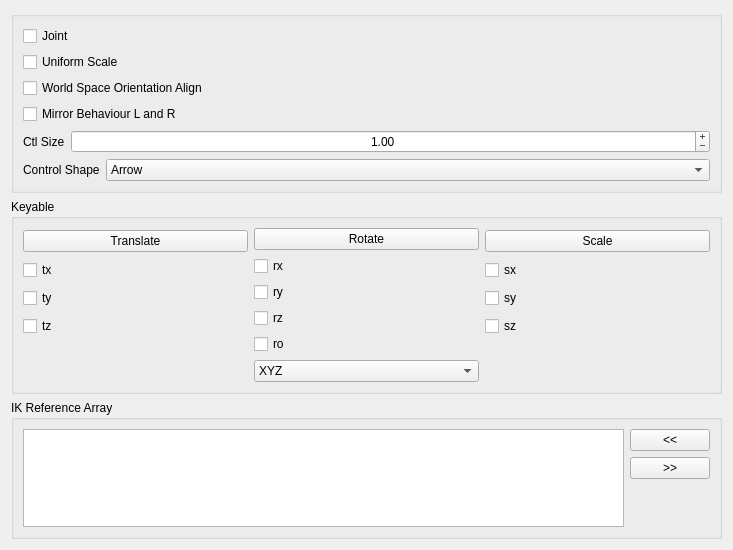
mgear-dev/mgear4, file release/scripts/mgear/shifter_classic_components/control_01/settingsUI.ui: the form before one commit.
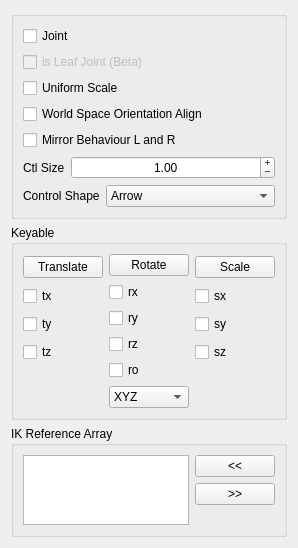
The form after the commit.

Commit message: Shifter: Control_01 add option to skip control creation "is leaf joint" closes #37

```diff
--- a/release/scripts/mgear/shifter_classic_components/control_01/settingsUI.ui
+++ b/release/scripts/mgear/shifter_classic_components/control_01/settingsUI.ui
@@ -6,8 +6,8 @@
    <rect>
     <x>0</x>
     <y>0</y>
-    <width>733</width>
-    <height>550</height>
+    <width>283</width>
+    <height>482</height>
    </rect>
   </property>
   <property name="windowTitle">
@@ -29,6 +29,19 @@
           </property>
          </widget>
         </item>
+        <item>
+         <widget class="QCheckBox" name="leafJoint_checkBox">
+          <property name="enabled">
+           <bool>false</bool>
+          </property>
+          <property name="toolTip">
+           <string>&lt;html&gt;&lt;head/&gt;&lt;body&gt;&lt;p&gt;When &amp;quot;&lt;span style=&quot; font-weight:600;&quot;&gt;is Leaf Joint&lt;/span&gt;&amp;quot; is checked, the component will create only the joint without the controls&lt;/p&gt;&lt;p&gt;As the name indicates this option is meant to create leaf joints, but you can use it also to create &amp;quot;branches&amp;quot;&lt;/p&gt;&lt;p&gt;Leaf joint can be used as a deformation helpers or/and games pipelines&lt;/p&gt;&lt;/body&gt;&lt;/html&gt;</string>
+          </property>
+          <property name="text">
+           <string>is Leaf Joint (Beta)</string>
+          </property>
+         </widget>
+        </item>
         <item>
          <widget class="QCheckBox" name="uniScale_checkBox">
           <property name="text">
```
Left out of the diff: 80 changed lines with no effect on the pictures. The commit also changes 2 other files.
